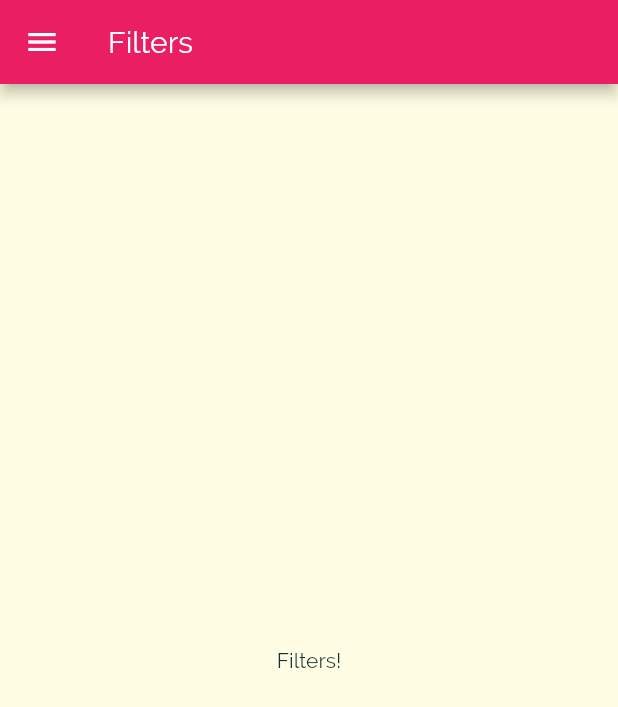
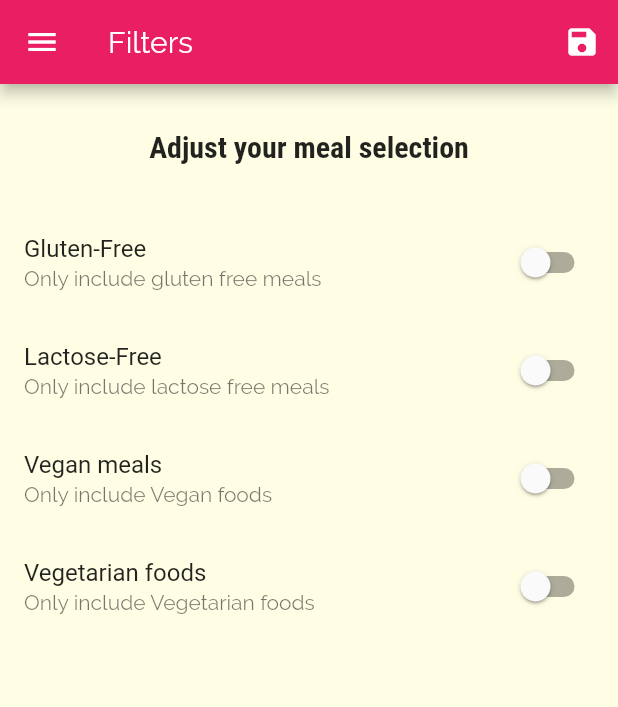
Before and after one commit to lordvidex/Meals-App, a Flutter app: the FiltersScreen screen opened by its route, on a phone screen of 412 x 824 dp. Shown: the top 707 px of the screen. Run offline on Flutter 3.47's test engine with Material 2 defaults, Android fonts, the phone set to English and light mode, and no system bars.

Commit message:
Filter Screens finished

```diff
--- a/lib/main.dart
+++ b/lib/main.dart
@@ -5,11 +5,48 @@ import './screens/category_meals_details_screen.dart';
 import './screens/error_page.dart';
 import './screens/tabs_screen.dart';
 import './screens/filters_screen.dart';
+import './dummy-data.dart';
+import './models/meal.dart';
 
 void main() => runApp(MyApp());
 
-class MyApp extends StatelessWidget {
+class MyApp extends StatefulWidget {
   // This widget is the root of your application.
+  @override
+  _MyAppState createState() => _MyAppState();
+}
+
+class _MyAppState extends State<MyApp> {
+  List<Meal> filteredMeals = DUMMY_MEALS;
+  Map<String, bool> _filters = {
+    'vegan': false,
+    'vegetarian': false,
+    'lactose': false,
+    'gluten': false,
+  };
+
+  void _setFilters(Map<String, bool> myNewFilters) {
+    setState(() {
+      _filters = myNewFilters;
+
+      filteredMeals = DUMMY_MEALS.where((meal) {
+        if (_filters['vegan'] && !meal.isVegan) {
+          return false;
+        }
+        if (_filters['lactose'] && !meal.isLactoseFree) {
+          return false;
+        }
+        if (_filters['vegetarian'] && !meal.isVegetarian) {
+          return false;
+        }
+        if (_filters['gluten'] && !meal.isGluttenFree) {
+          return false;
+        }
+        return true;
+      }).toList();
+    });
+  }
+
   @override
   Widget build(BuildContext context) {
     return MaterialApp(
@@ -38,9 +75,10 @@ class MyApp extends StatelessWidget {
       // home: CategoriesScreen(),
       routes: {
         '/': (ctx) => TabsScreen(),
-        CategoryDetails.routeName: (ctx) => CategoryDetails(),
+        CategoryDetails.routeName: (ctx) => CategoryDetails(filteredMeals),
         MealDetailsScreen.routeName: (ctx) => MealDetailsScreen(),
-        FiltersScreen.routeName: (ctx) => FiltersScreen(),
+        FiltersScreen.routeName: (ctx) =>
+            FiltersScreen(filters: _filters, setFilters: _setFilters),
       },
       onUnknownRoute: (settings) {
         return MaterialPageRoute(builder: (context) => ErrorPage());
--- a/lib/screens/filters_screen.dart
+++ b/lib/screens/filters_screen.dart
@@ -2,17 +2,121 @@ import 'package:flutter/material.dart';
 
 import '../widgets/main_drawer.dart';
 
-class FiltersScreen extends StatelessWidget {
+class FiltersScreen extends StatefulWidget {
   static const routeName = '/filters';
+  final Map<String, bool> filters;
+  final Function setFilters;
+  const FiltersScreen({this.filters, this.setFilters});
+
+  @override
+  _FiltersScreenState createState() => _FiltersScreenState();
+}
+
+class _FiltersScreenState extends State<FiltersScreen> {
+  bool _isVegan;
+  bool _isVegetarian;
+  bool _isGlutenFree;
+  bool _isLactoseFree;
+
+  @override
+  void initState() {
+    _isVegan = widget.filters['vegan'];
+    _isVegetarian = widget.filters['vegetarian'];
+    _isGlutenFree = widget.filters['gluten'];
+    _isLactoseFree = widget.filters['lactose'];
+    super.initState();
+  }
+
+  Widget _buildSwitchListTile({
+    @required String title,
+    @required String description,
+    @required bool value,
+    @required Function updateFunction,
+  }) {
+    return SwitchListTile(
+      onChanged: updateFunction,
+      value: value,
+      title: Text(title),
+      subtitle: Text(description),
+    );
+  }
+
   @override
   Widget build(BuildContext context) {
     return Scaffold(
       appBar: AppBar(
         title: Text('Filters'),
+        actions: <Widget>[
+          IconButton(
+              icon: Icon(Icons.save),
+              onPressed: () {
+                final filters = {
+                  'vegan': _isVegan,
+                  'vegetarian': _isVegetarian,
+                  'lactose': _isLactoseFree,
+                  'gluten': _isGlutenFree,
+                };
+                widget.setFilters(filters);
+              }),
+        ],
       ),
       drawer: MainDrawer(),
-      body: Center(
-        child: Text('Filters!'),
+      body: Column(
+        children: <Widget>[
+          Container(
+            padding: EdgeInsets.all(30),
+            child: Text(
+              'Adjust your meal selection',
+              style: Theme.of(context).textTheme.title,
+            ),
+          ),
+          Expanded(
+            child: ListView(
+              children: <Widget>[
+                _buildSwitchListTile(
+                  title: 'Gluten-Free',
+                  description: 'Only include gluten free meals',
+                  value: _isGlutenFree,
+                  updateFunction: (val) {
+                    setState(() {
+                      _isGlutenFree = val;
+                    });
+                  },
+                ),
+                _buildSwitchListTile(
+                  updateFunction: (val) {
+                    setState(() {
+                      _isLactoseFree = val;
+                    });
+                  },
+                  value: _isLactoseFree,
+                  title: "Lactose-Free",
+                  description: 'Only include lactose free meals',
+                ),
+                _buildSwitchListTile(
+                  value: _isVegan,
+                  description: "Only include Vegan foods",
+                  title: 'Vegan meals',
+                  updateFunction: (val) {
+                    setState(() {
+                      _isVegan = val;
+                    });
+                  },
+                ),
+                _buildSwitchListTile(
+                  value: _isVegetarian,
+                  description: "Only include Vegetarian foods",
+                  title: 'Vegetarian foods',
+                  updateFunction: (val) {
+                    setState(() {
+                      _isVegetarian = val;
+                    });
+                  },
+                )
+              ],
+            ),
+          ),
+        ],
       ),
     );
   }
--- a/lib/widgets/main_drawer.dart
+++ b/lib/widgets/main_drawer.dart
@@ -55,6 +55,7 @@ class MainDrawer extends StatelessWidget {
             '/',
             context,
           ),
+          SizedBox(height: 20,),
           drawerItems(
             'Filters',
             Icons.settings,
```
Also changed, not shown: lib/screens/category_meals_screen.dart (+9 -2 lines).
